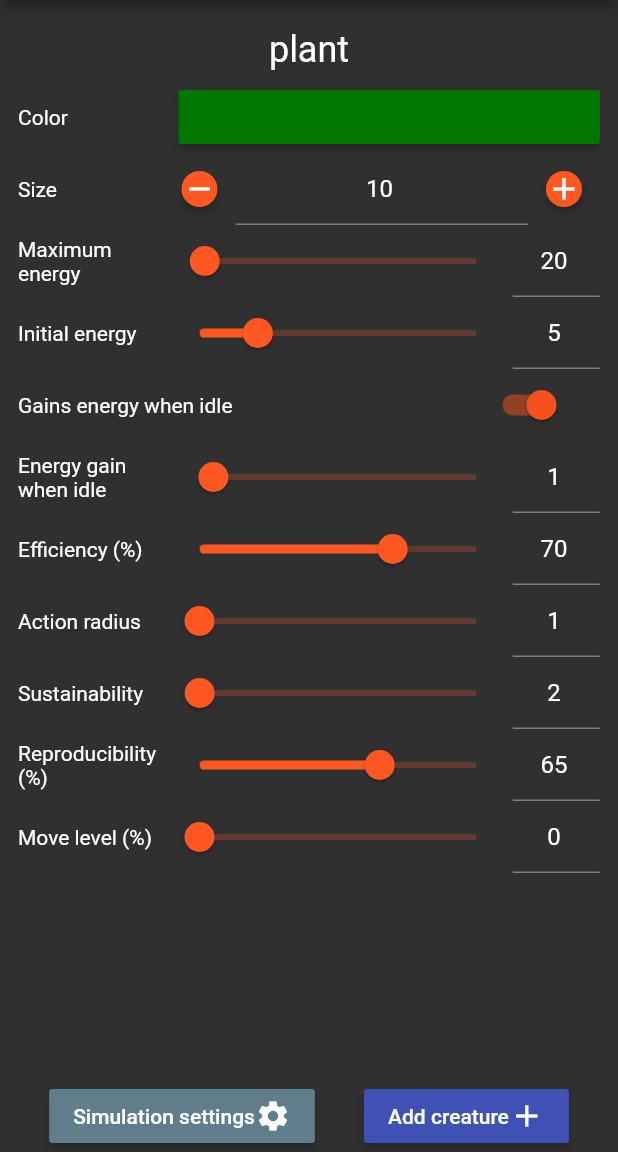
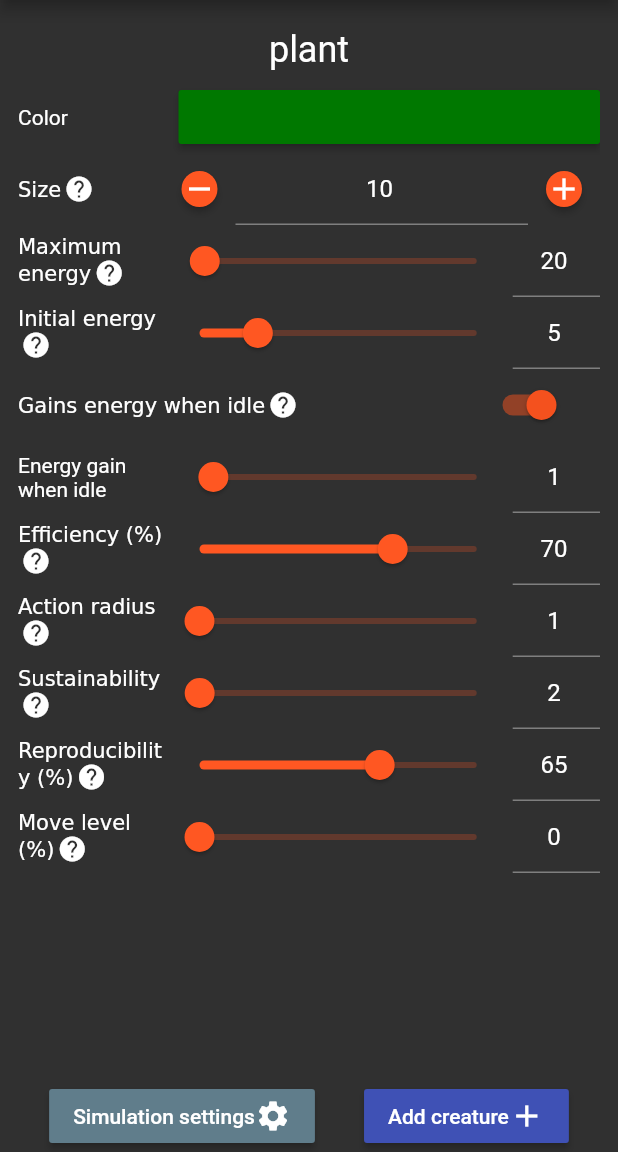
Before and after one commit to aakamenov/flutter_terra, a Flutter app: the ConfigurationPage screen opened by its route, on a phone screen of 412 x 824 dp, the part 84-1236 px from its top. Run offline on Flutter 3.47's test engine with Material 2 defaults, Android fonts, the phone set to English and light mode, and no system bars; our stand-ins replace flutter_colorpicker.

Commit message:
Added help text widget

```diff
--- a/lib/models/creature.dart
+++ b/lib/models/creature.dart
@@ -34,7 +34,7 @@ class Creature {
     _efficiency = value;
   }
   double _efficiency;
-  ///A creature's size. By default, creatures can only eat creatures smaller than them.
+  ///A creature's size. Creatures can only eat creatures smaller than them.
   int size;
   ///A creature's vision and movement range for each step.
   int actionRadius;
--- a/lib/ui/pages/simulation_settings_page.dart
+++ b/lib/ui/pages/simulation_settings_page.dart
@@ -1,5 +1,6 @@
 import 'package:flutter/material.dart';
 import 'package:flutter_terra/styles.dart';
+import 'package:flutter_terra/ui/widgets/help_text.dart';
 import 'package:provider/provider.dart';
 import 'package:flutter_terra/models/terrarium.dart';
 import 'package:flutter_terra/ui/widgets/distribution_slider.dart';
@@ -23,9 +24,10 @@ class _SimulationSettingsPageState extends State<SimulationSettingsPage> {
         child: Column(
           children: <Widget>[
             Center(
-              child: const Text(
-                "Distribution",
-                style: bigText,
+              child: const HelpText(
+                text: "Distribution",
+                helpText: "Controls the percentage of the grid that each creature type occupies. The striped red lines indicate emptiness.",
+                textStyle: bigText,
               )
             ),
             SingleChildScrollView(
--- a/lib/ui/widgets/creature_config.dart
+++ b/lib/ui/widgets/creature_config.dart
@@ -5,6 +5,7 @@ import 'package:flutter_terra/models/terrarium.dart';
 import 'package:flutter_terra/styles.dart';
 import 'package:flutter_terra/ui/widgets/numeric_text_field.dart';
 import 'package:flutter_terra/ui/widgets/text_field_slider.dart';
+import 'package:flutter_terra/ui/widgets/help_text.dart';
 
 class CreatureConfig extends StatefulWidget {
   final Creature _creature;
@@ -16,6 +17,8 @@ class CreatureConfig extends StatefulWidget {
 }
 
 class _CreatureConfigState extends State<CreatureConfig> {
+  static const helpIconSize = 20.0;
+
   @override
   Widget build(BuildContext context) {
     final theme = Theme.of(context);
@@ -43,7 +46,11 @@ class _CreatureConfigState extends State<CreatureConfig> {
           )
         ),
         buildSettingRow(
-          description: const Text('Size'),
+          description: const HelpText(
+            text: "Size",
+            helpText: "The creature's size. Creatures can only eat other creatures that are smaller than them.",
+            iconSize: helpIconSize,
+          ),
           child: NumericTextField<int>(
             initialValue: widget._creature.size,
             min: 1,
@@ -54,7 +61,11 @@ class _CreatureConfigState extends State<CreatureConfig> {
           )
         ),
         buildSettingRow(
-          description: const Text('Maximum energy'),
+          description: const HelpText(
+            text: "Maximum energy",
+            helpText: "The maximum amount of energy that the creature can accumulate.",
+            iconSize: helpIconSize,
+          ),
           child: TextFieldSlider(
             initialValue: widget._creature.maxEnergy.toDouble(),
             min: 1,
@@ -68,7 +79,11 @@ class _CreatureConfigState extends State<CreatureConfig> {
           )
         ),
         buildSettingRow(
-          description: const Text('Initial energy'),
+          description: const HelpText(
+            text: "Initial energy",
+            helpText: "The amount of energy that the creature has at the start of its life.",
+            iconSize: helpIconSize,
+          ),
           child: TextFieldSlider(
             key: UniqueKey(),
             initialValue: widget._creature.initialEnergy.toDouble(),
@@ -82,7 +97,11 @@ class _CreatureConfigState extends State<CreatureConfig> {
         buildSettingRow(
           descriptionFlex: 3,
           childFlex: 1,
-          description: const Text("Gains energy when idle"),
+          description: const HelpText(
+            text: "Gains energy when idle",
+            helpText: "If the creature doesn't reproduce or move during its turn it sits idle and loses energy. Turn this option on to make it gain energy instead. Useful when simulating plants.",
+            iconSize: helpIconSize,
+          ),
           child: Switch(
             activeColor: theme.buttonColor,
             value: widget._creature.gainEnergyOnWait,
@@ -106,7 +125,11 @@ class _CreatureConfigState extends State<CreatureConfig> {
           )
         ),
         buildSettingRow(
-          description: const Text('Efficiency (%)'),
+          description: const HelpText(
+            text: "Efficiency (%)",
+            helpText: "The conversion ratio of food to energy.\n\neaten creature's energy × efficiency = gained energy\n\n100% efficiency means that the creature absorbs all the energy of its food.",
+            iconSize: helpIconSize,
+          ),
           child: TextFieldSlider(
             initialValue: widget._creature.efficiency * 100,
             min: 1,
@@ -117,7 +140,11 @@ class _CreatureConfigState extends State<CreatureConfig> {
           )
         ),
         buildSettingRow(
-          description: const Text('Action radius'),
+          description: const HelpText(
+            text: "Action radius",
+            helpText: "The creature's vision and movement range. An action radius of 1 means that the creature can only interact with its adjacent cells.",
+            iconSize: helpIconSize,
+          ),
           child: TextFieldSlider(
             initialValue: widget._creature.actionRadius.toDouble(),
             min: 1,
@@ -128,7 +155,11 @@ class _CreatureConfigState extends State<CreatureConfig> {
           )
         ),
         buildSettingRow(
-          description: const Text('Sustainability'),
+          description: const HelpText(
+            text: "Sustainability",
+            helpText: "The number of visible food sources needed before the creature will eat.",
+            iconSize: helpIconSize,
+          ),
           child: TextFieldSlider(
             initialValue: widget._creature.sustainability.toDouble(),
             min: 1,
@@ -139,7 +170,11 @@ class _CreatureConfigState extends State<CreatureConfig> {
           )
         ),
         buildSettingRow(
-          description: const Text('Reproducibility (%)'),
+          description: const HelpText(
+            text: "Reproducibility (%)",
+            helpText: "The percentage of the creature's maximum energy above which it will reproduce.",
+            iconSize: helpIconSize,
+          ),
           child: TextFieldSlider(
             initialValue: widget._creature.reproduceLevel * 100,
             min: 0,
@@ -150,7 +185,11 @@ class _CreatureConfigState extends State<CreatureConfig> {
           )
         ),
         buildSettingRow(
-          description: const Text('Move level (%)'),
+          description: const HelpText(
+            text: "Move level (%)",
+            helpText: "The percentage of the creature's maximum energy below which it will stop moving. A move level of 0% indicates that the creature cannot move.",
+            iconSize: helpIconSize,
+          ),
           child: TextFieldSlider(
             initialValue: widget._creature.moveLevel * 100,
             min: 0,
@@ -165,7 +204,7 @@ class _CreatureConfigState extends State<CreatureConfig> {
   }
 
   Widget buildSettingRow({
-      Text description,
+      Widget description,
       Widget child,
       int descriptionFlex = 1,
       int childFlex = 3
--- /dev/null
+++ b/lib/ui/widgets/help_text.dart
@@ -0,0 +1,68 @@
+import 'package:flutter/material.dart';
+
+class HelpText extends StatelessWidget {
+  final String text;
+  final String helpText;
+  final TextStyle textStyle;
+  final double iconSize;
+
+  const HelpText({
+    Key key,
+    @required this.text,
+    @required this.helpText,
+    this.textStyle,
+    this.iconSize = 24.0
+  })
+    : assert(text != null),
+      assert(helpText != null),
+      assert(iconSize != null && iconSize > 0.0),
+      super(key: key);
+
+  @override
+  Widget build(BuildContext context) {
+    return RichText(
+      text: TextSpan(
+        children: <InlineSpan> [
+          TextSpan(
+            text: text,
+            style: textStyle,
+            children: <InlineSpan>[
+              WidgetSpan(
+                style: TextStyle(height: 1.0),
+                alignment: PlaceholderAlignment.middle,
+                child: GestureDetector(
+                  child: Padding(
+                    padding: const EdgeInsets.only(left: 2.0),
+                    child: Icon(Icons.help, size: iconSize),
+                  ),
+                  onTap: () async {
+                    await showDescription(context);
+                  }
+                )
+              )
+            ]
+          ),
+        ]
+      ),
+    );
+  }
+
+  Future<void> showDescription(BuildContext context) {
+    return showDialog<void>(
+      context: context,
+      builder: (context) {
+        return AlertDialog(
+          content: Text(helpText),
+          actions: <Widget>[
+            FlatButton(
+              child: const Text('OK'),
+              onPressed: () {
+                Navigator.of(context, rootNavigator: true).pop();
+              },
+            )
+          ],
+        );
+      }
+    );
+  }
+}
```
